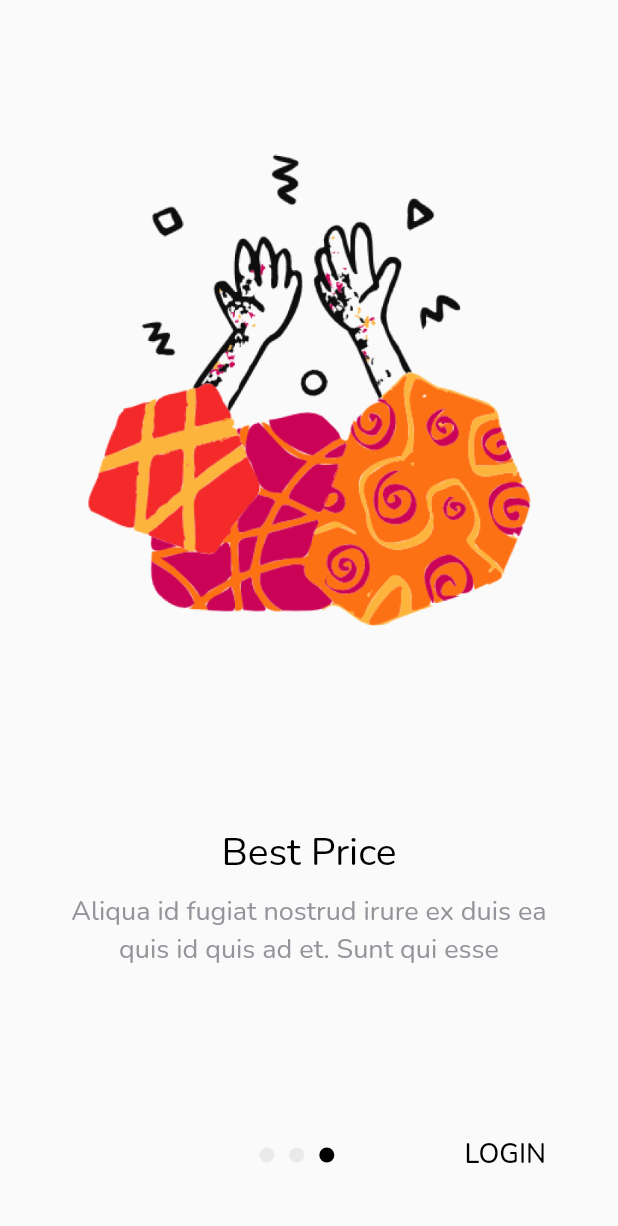
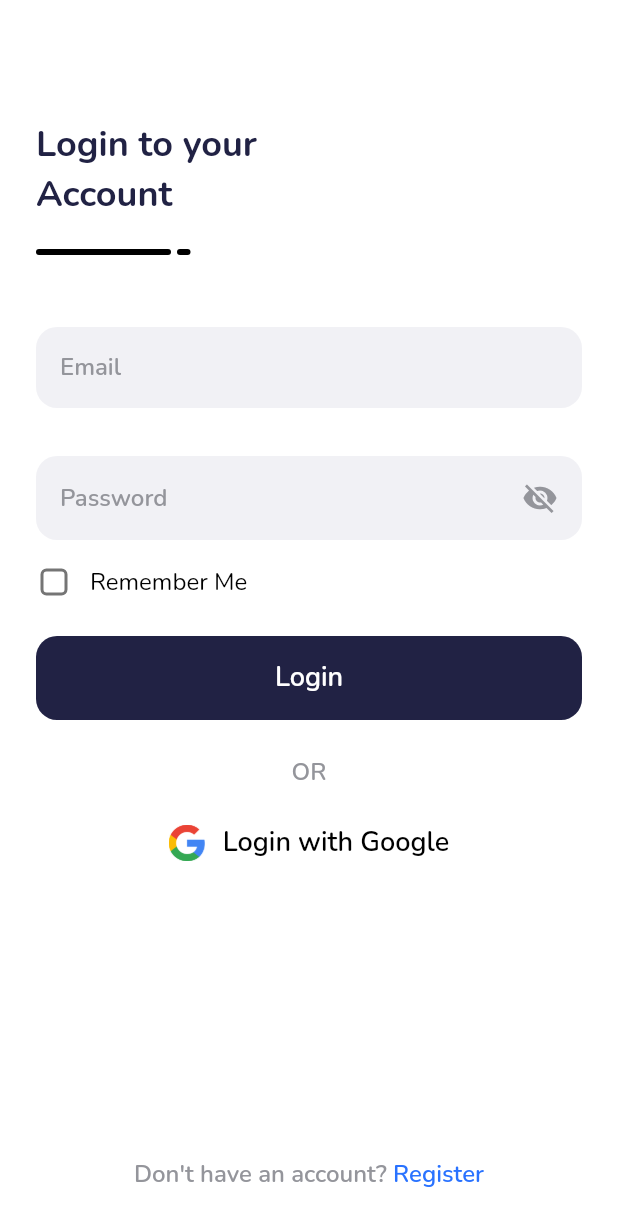
Before and after one commit to HarunNurahman/cspace_flutter_animation, a Flutter app: the screen it shows after launch, after a tap on "SKIP", after a tap on "LOGIN", on a phone screen of 412 x 824 dp. Shown: the top 1226 px of the screen. Run offline on Flutter 3.47's test engine with Material 2 defaults, Android fonts, the phone set to English and light mode, and no system bars; drawn by our look-alikes of carousel_slider; our stand-ins replace device_preview, fluttertoast, google_fonts.

Commit message:
Styling Login Page

```diff
--- a/lib/main.dart
+++ b/lib/main.dart
@@ -1,3 +1,4 @@
+import 'package:cspace_flutter_animation/pages/login_page.dart';
 import 'package:cspace_flutter_animation/pages/on-boarding_page.dart';
 import 'package:cspace_flutter_animation/pages/splash-screen_page.dart';
 import 'package:device_preview/device_preview.dart';
@@ -28,6 +29,7 @@ class MyApp extends StatelessWidget {
       routes: {
         '/': (context) => SplashScreen(),
         '/onboarding': (context) => OnBoarding(),
+        '/login': (context) => Login(),
       },
     );
   }
--- /dev/null
+++ b/lib/pages/login_page.dart
@@ -0,0 +1,328 @@
+import 'package:cspace_flutter_animation/configs/styles.dart';
+import 'package:flutter/gestures.dart';
+import 'package:flutter/material.dart';
+import 'package:fluttertoast/fluttertoast.dart';
+
+class Login extends StatefulWidget {
+  const Login({super.key});
+
+  @override
+  State<Login> createState() => _LoginState();
+}
+
+class _LoginState extends State<Login> {
+  late FToast fToast;
+
+  bool isPasswordVisible = false;
+  bool isShowPasswordError = false;
+  bool isRemember = false;
+  bool isLoading = false;
+
+  TextEditingController emailController = TextEditingController();
+  TextEditingController passwordController = TextEditingController();
+
+  @override
+  void initState() {
+    super.initState();
+    fToast = FToast();
+    fToast.init(context);
+  }
+
+  @override
+  Widget build(BuildContext context) {
+    return Scaffold(
+      backgroundColor: whiteColor,
+      body: Container(
+        padding: const EdgeInsets.symmetric(horizontal: 24),
+        child: Column(
+          children: [
+            Expanded(
+              child: Column(
+                children: [
+                  title(),
+                  emailInput(),
+                  passwordInput(),
+                  rememberCheckBox(),
+                  loginButton(),
+                  Center(
+                    child: Container(
+                      margin: const EdgeInsets.only(top: 24),
+                      child: Text(
+                        'OR',
+                        style: greyTextStyle.copyWith(
+                          fontSize: 16,
+                          fontWeight: semibold,
+                        ),
+                      ),
+                    ),
+                  ),
+                  googleLoginButton(),
+                ],
+              ),
+            ),
+            registerButton(),
+          ],
+        ),
+      ),
+    );
+  }
+
+  Widget title() {
+    return Container(
+      margin: const EdgeInsets.only(top: 80),
+      child: Column(
+        crossAxisAlignment: CrossAxisAlignment.start,
+        children: [
+          Text(
+            'Login to your\nAccount',
+            style: blackTextStyle.copyWith(
+              color: blackAccent,
+              fontSize: 24,
+              fontWeight: bold,
+            ),
+          ),
+          const SizedBox(height: 20),
+          Row(
+            children: [
+              Container(
+                width: 90,
+                height: 4,
+                margin: const EdgeInsets.only(right: 4),
+                decoration: BoxDecoration(
+                  borderRadius: BorderRadius.circular(4),
+                  color: blackColor,
+                ),
+              ),
+              Container(
+                width: 9,
+                height: 4,
+                decoration: BoxDecoration(
+                  borderRadius: BorderRadius.circular(4),
+                  color: blackColor,
+                ),
+              ),
+            ],
+          )
+        ],
+      ),
+    );
+  }
+
+  Widget emailInput() {
+    return Container(
+      margin: const EdgeInsets.only(top: 48),
+      padding: const EdgeInsets.all(16),
+      decoration: BoxDecoration(
+        color: whiteGrey,
+        borderRadius: BorderRadius.circular(14),
+      ),
+      child: TextFormField(
+        controller: emailController,
+        decoration: InputDecoration.collapsed(
+          hintText: 'Email',
+          hintStyle: greyTextStyle.copyWith(fontSize: 16, fontWeight: semibold),
+        ),
+      ),
+    );
+  }
+
+  Widget passwordInput() {
+    return Column(
+      crossAxisAlignment: CrossAxisAlignment.start,
+      children: [
+        Container(
+          margin: const EdgeInsets.only(top: 32),
+          padding: const EdgeInsets.all(16),
+          decoration: BoxDecoration(
+            color: whiteGrey,
+            borderRadius: BorderRadius.circular(14),
+          ),
+          child: Row(
+            children: [
+              Expanded(
+                child: TextFormField(
+                  controller: passwordController,
+                  obscureText: !isPasswordVisible,
+                  decoration: InputDecoration.collapsed(
+                    hintText: 'Password',
+                    hintStyle: greyTextStyle.copyWith(
+                      fontSize: 16,
+                      fontWeight: semibold,
+                    ),
+                  ),
+                ),
+              ),
+              GestureDetector(
+                onTap: () {
+                  setState(() {
+                    isPasswordVisible = !isPasswordVisible;
+                  });
+                },
+                child: Icon(
+                  isPasswordVisible ? Icons.visibility : Icons.visibility_off,
+                  color: greyColor,
+                  size: 24,
+                ),
+              )
+            ],
+          ),
+        ),
+        if (isShowPasswordError)
+          Container(
+            margin: const EdgeInsets.only(top: 8),
+            child: Text(
+              'Password Kamu Salah!',
+              style: blackTextStyle.copyWith(color: redColor, fontSize: 12),
+            ),
+          )
+      ],
+    );
+  }
+
+  Widget rememberCheckBox() {
+    return Container(
+      margin: const EdgeInsets.only(top: 16),
+      child: Row(
+        children: [
+          SizedBox(
+            width: 24,
+            height: 24,
+            child: Checkbox(
+              value: isRemember,
+              onChanged: (value) {
+                setState(() {
+                  isRemember = value!;
+                });
+              },
+              shape: RoundedRectangleBorder(
+                borderRadius: BorderRadius.circular(4),
+              ),
+            ),
+          ),
+          const SizedBox(width: 12),
+          Text(
+            'Remember Me',
+            style: blackTextStyle.copyWith(fontSize: 16),
+          )
+        ],
+      ),
+    );
+  }
+
+  Widget loginButton() {
+    return Container(
+      margin: const EdgeInsets.only(top: 24),
+      width: double.infinity,
+      height: 56,
+      child: ElevatedButton(
+        onPressed: () {
+          setState(() {
+            isLoading = true;
+          });
+          Future.delayed(const Duration(seconds: 3), () {
+            setState(() {
+              isLoading = false;
+            });
+            if (passwordController.text != 'harun') {
+              setState(() {
+                isShowPasswordError = true;
+              });
+              fToast.showToast(
+                child: errorToast(),
+                toastDuration: const Duration(seconds: 3),
+                gravity: ToastGravity.BOTTOM,
+              );
+            }
+          });
+        },
+        style: ElevatedButton.styleFrom(
+          backgroundColor: blackAccent,
+          elevation: 0,
+          shape: RoundedRectangleBorder(
+            borderRadius: BorderRadius.circular(14),
+          ),
+        ),
+        child: isLoading
+            ? CircularProgressIndicator(
+                color: whiteColor,
+                backgroundColor: greyColor,
+              )
+            : Text(
+                'Login',
+                style: whiteTextStyle.copyWith(
+                  fontSize: 18,
+                  fontWeight: semibold,
+                ),
+              ),
+      ),
+    );
+  }
+
+  Widget googleLoginButton() {
+    return GestureDetector(
+      onTap: () {
+        print('Login With Google');
+      },
+      child: Container(
+        margin: const EdgeInsets.only(top: 8),
+        width: double.infinity,
+        height: 56,
+        child: Row(
+          mainAxisAlignment: MainAxisAlignment.center,
+          children: [
+            Image.asset('assets/images/img_google.png', width: 24),
+            const SizedBox(width: 12),
+            Text(
+              'Login with Google',
+              style: blackTextStyle.copyWith(
+                fontSize: 18,
+                fontWeight: semibold,
+              ),
+            ),
+          ],
+        ),
+      ),
+    );
+  }
+
+  Widget registerButton() {
+    return Container(
+      margin: const EdgeInsets.only(bottom: 30),
+      child: RichText(
+        text: TextSpan(
+          text: 'Don\'t have an account? ',
+          style: greyTextStyle.copyWith(fontSize: 16, fontWeight: semibold),
+          children: [
+            TextSpan(
+              text: 'Register',
+              recognizer: TapGestureRecognizer()
+                ..onTap = () => print('Register Button Clicked'),
+              style: blackTextStyle.copyWith(
+                color: blueColor,
+                fontSize: 16,
+                fontWeight: semibold,
+              ),
+            )
+          ],
+        ),
+      ),
+    );
+  }
+
+  Widget errorToast() {
+    return Container(
+      padding: const EdgeInsets.all(10),
+      decoration: BoxDecoration(
+        color: redColor,
+        borderRadius: BorderRadius.circular(10),
+      ),
+      child: Text(
+        'Password Salah',
+        style: whiteTextStyle.copyWith(
+          fontSize: 16,
+          fontWeight: semibold,
+        ),
+      ),
+    );
+  }
+}
--- a/lib/pages/on-boarding_page.dart
+++ b/lib/pages/on-boarding_page.dart
@@ -63,7 +63,7 @@ class _OnBoardingState extends State<OnBoarding> {
               children: [
                 TextButton(
                   onPressed: () {
-                    carouselController.jumpToPage(2);
+                    carouselController.animateToPage(2);
                   },
                   child: currentIndex == 2
                       ? const Text('')
@@ -106,6 +106,9 @@ class _OnBoardingState extends State<OnBoarding> {
                 ),
                 TextButton(
                   onPressed: () {
+                    if (currentIndex == 2) {
+                      Navigator.pushNamed(context, '/login');
+                    }
                     carouselController.nextPage();
                   },
                   child: currentIndex == 2
--- a/pubspec.yaml
+++ b/pubspec.yaml
@@ -33,6 +33,7 @@ dependencies:
   device_preview: ^1.1.0
   flutter:
     sdk: flutter
+  fluttertoast: ^8.2.2
   google_fonts: ^5.1.0
 
 dev_dependencies:
```
Also changed, not shown: assets/images/img_google.png (added), pubspec.lock.
